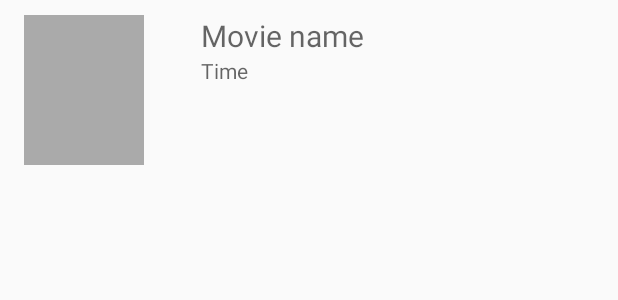
After one commit to plammiez/MyMovie, an Android app: the layout list_showtime.xml on its own in the app's theme, with its tools: preview values and no code run, on a phone screen of 412 x 824 dp. The commit adds this screen. Shown: the top 300 px of the screen. Run offline under Robolectric (Android 15) with nearby library versions, the phone set to English and light mode, and no system bars.

Commit message:
create showtime.xml

```diff
--- a/app/src/main/res/layout/detail_movie.xml
+++ b/app/src/main/res/layout/detail_movie.xml
@@ -101,12 +101,12 @@
             android:layout_marginRight="20dp"
             android:text="Cinema"/>
 
-        <Button
-            android:id="@+id/button_showTime"
-            android:layout_width="120dp"
-            android:layout_height="50dp"
-            android:layout_marginLeft="20dp"
-            android:text="Show Time"/>
+        <!--<Button-->
+            <!--android:id="@+id/button_showTime"-->
+            <!--android:layout_width="120dp"-->
+            <!--android:layout_height="50dp"-->
+            <!--android:layout_marginLeft="20dp"-->
+            <!--android:text="Show Time"/>-->
 
     </LinearLayout>
 
--- /dev/null
+++ b/app/src/main/res/layout/list_showtime.xml
@@ -0,0 +1,51 @@
+<?xml version="1.0" encoding="utf-8"?>
+<LinearLayout xmlns:android="http://schemas.android.com/apk/res/android"
+    android:orientation="horizontal"
+    android:layout_width="match_parent"
+    android:layout_height="wrap_content"
+    android:layout_marginLeft="@dimen/activity_vertical_margin"
+    android:layout_marginRight="@dimen/activity_vertical_margin">
+
+    <!-- Photo -->
+    <LinearLayout
+        android:layout_width="wrap_content"
+        android:layout_height="wrap_content"
+        android:layout_weight="1"
+        android:layout_marginTop="10dp">
+
+        <ImageView
+            android:id="@+id/crime_photo"
+            android:layout_width="80dp"
+            android:layout_height="100dp"
+            android:scaleType="centerInside"
+            android:background="@android:color/darker_gray"
+            android:cropToPadding="true"
+
+            />
+
+
+    </LinearLayout>
+
+    <LinearLayout
+        android:orientation="vertical"
+        android:layout_width="wrap_content"
+        android:layout_height="wrap_content"
+        android:layout_marginTop="10dp"
+        android:layout_weight="4">
+
+        <TextView
+            android:id="@+id/movie_name_showtime_page"
+            android:layout_width="match_parent"
+            android:layout_height="wrap_content"
+            android:hint="Movie name"
+            android:textSize="20sp"/>
+
+        <TextView
+            android:id="@+id/time"
+            android:layout_width="match_parent"
+            android:layout_height="wrap_content"
+            android:hint="Time" />
+
+    </LinearLayout>
+
+</LinearLayout>
--- /dev/null
+++ b/app/src/main/res/layout/showtime.xml
@@ -0,0 +1,13 @@
+<?xml version="1.0" encoding="utf-8"?>
+<LinearLayout xmlns:android="http://schemas.android.com/apk/res/android"
+    android:orientation="vertical"
+    android:layout_width="match_parent"
+    android:layout_height="match_parent">
+
+    <android.support.v7.widget.RecyclerView
+        android:layout_width="wrap_content"
+        android:layout_height="wrap_content">
+
+    </android.support.v7.widget.RecyclerView>
+
+</LinearLayout>
```
